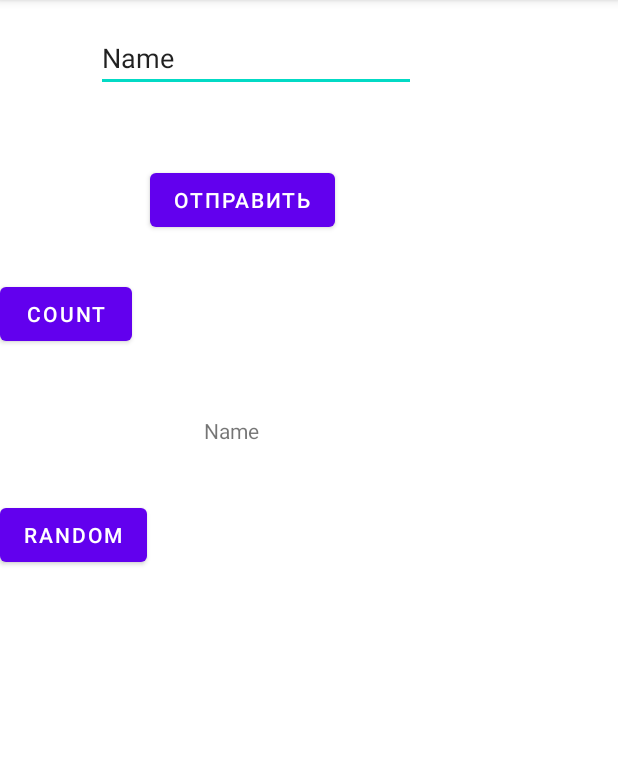
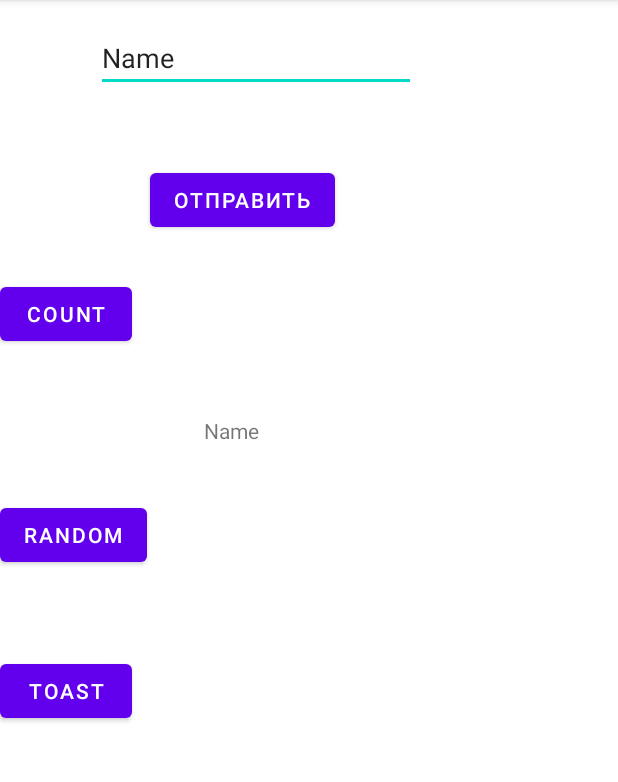
Before and after one commit to ComAz007/AndroidExperiment, an Android app: the screen it shows after launch (MainActivity), after a tap on "ОТПРАВИТЬ", on a phone screen of 412 x 824 dp, the part 84-866 px from its top. Run offline under Robolectric (Android 15) with nearby library versions, the phone set to English and light mode, and no system bars.

Commit message:
New Return 10_01_2021

```diff
--- a/app/src/main/java/com/example/firstapp/MainActivity.kt
+++ b/app/src/main/java/com/example/firstapp/MainActivity.kt
@@ -19,13 +19,6 @@ class MainActivity : AppCompatActivity() {
 
         val button: Button = findViewById(R.id.sendMessage)
         button.setOnClickListener {
-            val text = "Пора покормить кота!"
-            val duration = Toast.LENGTH_LONG
-
-            val toast = Toast.makeText(applicationContext, text, duration)
-            //toast.setGravity(Gravity.CENTER, 0, 0)
-            toast.show()
-
             val textView: TextView = findViewById(R.id.getText);
             textView.text =inputText.text;
         }
@@ -59,4 +52,14 @@ class MainActivity : AppCompatActivity() {
         // Display the new value in the text view.
         textView.text = count.toString();
     }
+
+    fun toastMe(view: View)
+    {
+        val myToast = Toast.makeText(this, "Пора покормить кота!", Toast.LENGTH_LONG)
+        myToast.show()
+    //with(myToast) {
+            //setGravity(Gravity.CENTER, 0, 0)
+
+        //}
+    }
 }
--- a/app/src/main/java/com/example/firstapp/MainActivity2.kt
+++ b/app/src/main/java/com/example/firstapp/MainActivity2.kt
@@ -31,9 +31,9 @@ class MainActivity2 : AppCompatActivity() {
         }
 
         // Display the random number.
-        val textview_random: TextView = findViewById(R.id.textview_random);
-        val textview_label: TextView = findViewById(R.id.textview_label);
-        textview_random.text = Integer.toString(randomInt)
+        val textview_random: TextView = findViewById(R.id.textview_random)
+        val textview_label: TextView = findViewById(R.id.textview_label)
+        textview_random.text = randomInt.toString()
 
         // Substitute the max value into the string resource
         // for the heading, and update the heading
--- a/app/src/main/res/layout/activity_main.xml
+++ b/app/src/main/res/layout/activity_main.xml
@@ -58,4 +58,14 @@
         app:layout_constraintTop_toBottomOf="@+id/getText"
         tools:layout_editor_absoluteX="114dp" />
 
+    <Button
+        android:id="@+id/button"
+        android:layout_width="wrap_content"
+        android:layout_height="wrap_content"
+        android:layout_marginTop="56dp"
+        android:text="Toast"
+        android:onClick="toastMe"
+        app:layout_constraintTop_toBottomOf="@+id/btnRandom"
+        tools:layout_editor_absoluteX="116dp" />
+
 </androidx.constraintlayout.widget.ConstraintLayout>
```
